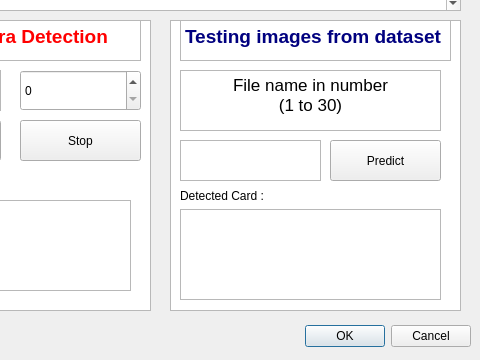
Vignesh-Lakshmanasamy-mdx/CW2_PDE4434_Intelligent_Sensing, file gui.ui: the form before one commit; both pictures show x 160 to 640 and y 120 to 480 of the 640 by 480 pixel window.
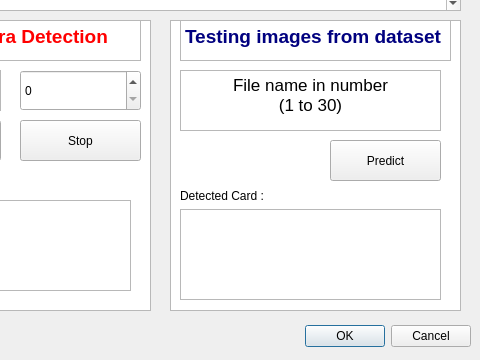
The form after the commit.

```diff
--- a/gui.ui
+++ b/gui.ui
@@ -187,33 +187,6 @@
 &lt;p align=&quot;center&quot; style=&quot; margin-top:0px; margin-bottom:0px; margin-left:0px; margin-right:0px; -qt-block-indent:0; text-indent:0px;&quot;&gt;(1 to 30)&lt;/p&gt;&lt;/body&gt;&lt;/html&gt;</string>
    </property>
   </widget>
-  <widget class="QTextEdit" name="FileNumberinput">
-   <property name="geometry">
-    <rect>
-     <x>340</x>
-     <y>260</y>
-     <width>141</width>
-     <height>41</height>
-    </rect>
-   </property>
-   <property name="font">
-    <font>
-     <family>URW Bookman</family>
-     <pointsize>11</pointsize>
-     <bold>true</bold>
-    </font>
-   </property>
-   <property name="html">
-    <string>&lt;!DOCTYPE HTML PUBLIC &quot;-//W3C//DTD HTML 4.0//EN&quot; &quot;http://www.w3.org/TR/REC-html40/strict.dtd&quot;&gt;
-&lt;html&gt;&lt;head&gt;&lt;meta name=&quot;qrichtext&quot; content=&quot;1&quot; /&gt;&lt;meta charset=&quot;utf-8&quot; /&gt;&lt;style type=&quot;text/css&quot;&gt;
-p, li { white-space: pre-wrap; }
-hr { height: 1px; border-width: 0; }
-li.unchecked::marker { content: &quot;\2610&quot;; }
-li.checked::marker { content: &quot;\2612&quot;; }
-&lt;/style&gt;&lt;/head&gt;&lt;body style=&quot; font-family:'URW Bookman'; font-size:11pt; font-weight:700; font-style:normal;&quot;&gt;
-&lt;p align=&quot;center&quot; style=&quot;-qt-paragraph-type:empty; margin-top:0px; margin-bottom:0px; margin-left:0px; margin-right:0px; -qt-block-indent:0; text-indent:0px; font-family:'Ubuntu'; font-weight:400;&quot;&gt;&lt;br /&gt;&lt;/p&gt;&lt;/body&gt;&lt;/html&gt;</string>
-   </property>
-  </widget>
   <widget class="QTextBrowser" name="Live_predictionoutput">
    <property name="geometry">
     <rect>
```
Left out of the diff: 1 changed line with no effect on the pictures.
